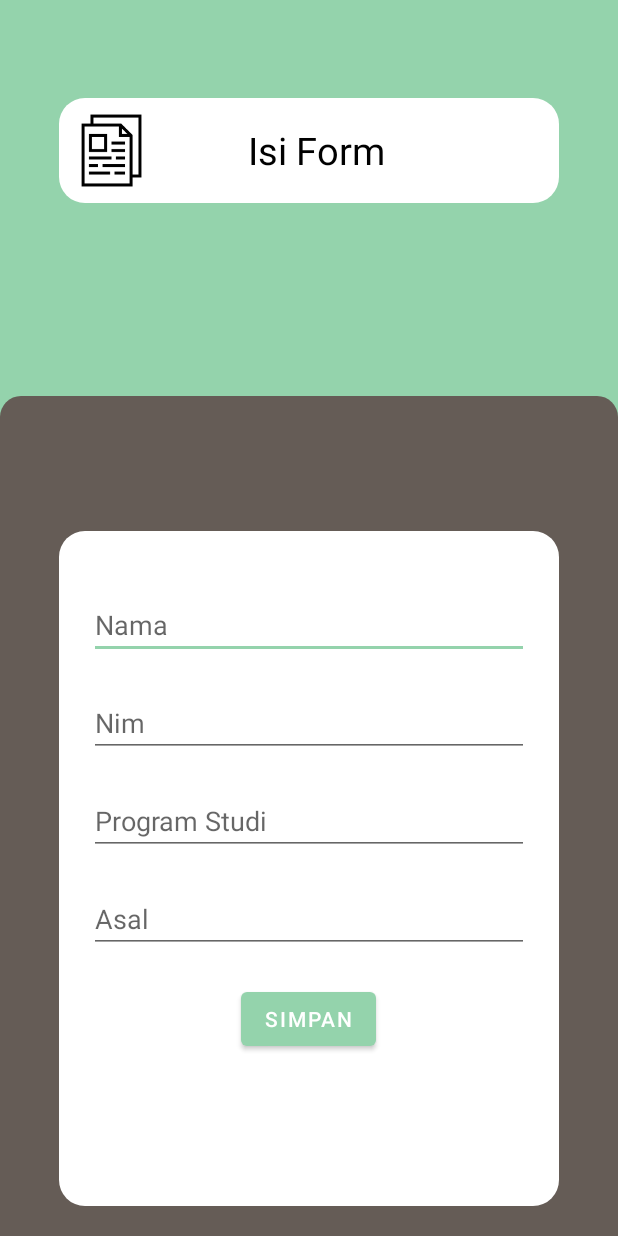
After one commit to rsdiz/tugasintent, an Android app: the activity_form screen opened directly, with no data from a screen before it, on a phone screen of 412 x 824 dp. The commit adds this screen. Run offline under Robolectric (Android 15) with nearby library versions, the phone set to English and light mode, and no system bars.

Commit message:
Membuat Activity Form
Signed-off-by: Taufik Ismail <taufik21.ismail.3@gmail.com>

```diff
--- a/app/src/main/AndroidManifest.xml
+++ b/app/src/main/AndroidManifest.xml
@@ -9,6 +9,7 @@
         android:roundIcon="@mipmap/ic_launcher_round"
         android:supportsRtl="true"
         android:theme="@style/Theme.Tugasintent">
+        <activity android:name=".activity_form"></activity>
         <activity android:name=".MainActivity">
             <intent-filter>
                 <action android:name="android.intent.action.MAIN" />
--- /dev/null
+++ b/app/src/main/java/com/example/tugasintent/activity_form.kt
@@ -0,0 +1,48 @@
+package com.example.tugasintent
+
+import android.content.Intent
+import android.os.Bundle
+import android.widget.Button
+import android.widget.EditText
+import android.widget.Toast
+import androidx.appcompat.app.AppCompatActivity
+
+class activity_form : AppCompatActivity() {
+    private lateinit var etNama:EditText
+    private lateinit var etNim:EditText
+    private lateinit var etProdi:EditText
+    private lateinit var etAsal:EditText
+    private lateinit var btnSimpan:Button
+
+    override fun onCreate(savedInstanceState: Bundle?) {
+        super.onCreate(savedInstanceState)
+        setContentView(R.layout.activity_form)
+
+        //INISIALISASI
+        etNama = findViewById(R.id.et_nama)
+        etNim = findViewById(R.id.et_nim)
+        etProdi = findViewById(R.id.et_prodi)
+        etAsal = findViewById(R.id.et_asal)
+        btnSimpan = findViewById(R.id.btn_simpan)
+
+        //AKSI KETIKA BUTTON DI KLIK
+        btnSimpan.setOnClickListener {
+            //CEK EDIT TEXT KOSONG ATAU TIDAK
+            if (
+                    etNama.text.isNullOrBlank()
+                    or etNim.text.isNullOrBlank()
+                    or etProdi.text.isNullOrBlank()
+                    or etAsal.text.isNullOrBlank()
+            ) {
+                Toast.makeText(this, "DATA BELUM LENGKAP", Toast.LENGTH_SHORT).show()
+            } else {
+                intent = Intent(this, Dataform::class.java)
+                intent.putExtra("Nama", etNama.text)
+                intent.putExtra("NIM", etNim.text)
+                intent.putExtra("Programstudi", etProdi.text)
+                intent.putExtra("Asal", etAsal.text)
+                startActivity(intent)
+            }
+        }
+    }
+}
--- /dev/null
+++ b/app/src/main/res/layout/activity_form.xml
@@ -0,0 +1,94 @@
+<?xml version="1.0" encoding="utf-8"?>
+<androidx.constraintlayout.widget.ConstraintLayout xmlns:android="http://schemas.android.com/apk/res/android"
+    xmlns:app="http://schemas.android.com/apk/res-auto"
+    xmlns:tools="http://schemas.android.com/tools"
+    android:layout_width="match_parent"
+    android:layout_height="match_parent"
+    android:background="@color/bg_dasar"
+    tools:context=".activity_form">
+
+    <View
+        android:id="@+id/view2"
+        android:layout_width="match_parent"
+        android:layout_height="560dp"
+        android:background="@drawable/bg_coklat"
+        app:layout_constraintBottom_toBottomOf="parent"
+        tools:layout_editor_absoluteX="162dp" />
+
+    <LinearLayout
+        android:id="@+id/linearLayout2"
+        android:layout_width="333dp"
+        android:layout_height="70dp"
+        android:layout_marginTop="65dp"
+        android:background="@drawable/box_white"
+        app:layout_constraintEnd_toEndOf="parent"
+        app:layout_constraintStart_toStartOf="parent"
+        app:layout_constraintTop_toTopOf="parent">
+
+        <ImageView
+            android:layout_width="wrap_content"
+            android:layout_height="wrap_content"
+            android:layout_gravity="center"
+            android:layout_marginLeft="10dp"
+            android:background="@drawable/icon_form"/>
+
+        <TextView
+            android:layout_width="match_parent"
+            android:layout_height="match_parent"
+            android:layout_marginRight="50dp"
+            android:gravity="center"
+            android:text="@string/isi_form"
+            android:textColor="@color/black"
+            android:textSize="25sp"/>
+
+    </LinearLayout>
+
+    <LinearLayout
+        android:layout_width="333dp"
+        android:layout_height="450dp"
+        android:layout_marginBottom="20dp"
+        android:background="@drawable/box_white"
+        android:orientation="vertical"
+        android:padding="20dp"
+        app:layout_constraintBottom_toBottomOf="parent"
+        app:layout_constraintEnd_toEndOf="parent"
+        app:layout_constraintStart_toStartOf="parent">
+
+        <EditText
+            android:id="@+id/et_nama"
+            android:layout_width="match_parent"
+            android:layout_height="wrap_content"
+            android:layout_marginTop="20dp"
+            android:hint="Nama" />
+
+        <EditText
+            android:id="@+id/et_nim"
+            android:layout_width="match_parent"
+            android:layout_height="wrap_content"
+            android:layout_marginTop="20dp"
+            android:hint="Nim" />
+
+        <EditText
+            android:id="@+id/et_prodi"
+            android:layout_width="match_parent"
+            android:layout_height="wrap_content"
+            android:layout_marginTop="20dp"
+            android:hint="Program Studi"/>
+
+        <EditText
+            android:id="@+id/et_asal"
+            android:layout_width="match_parent"
+            android:layout_height="wrap_content"
+            android:layout_marginTop="20dp"
+            android:hint="Asal"/>
+
+        <Button
+            android:id="@+id/btn_simpan"
+            android:layout_width="wrap_content"
+            android:layout_height="wrap_content"
+            android:layout_gravity="center"
+            android:layout_marginTop="20dp"
+            android:text="SIMPAN"/>
+    </LinearLayout>
+
+</androidx.constraintlayout.widget.ConstraintLayout>
--- a/app/src/main/res/values/colors.xml
+++ b/app/src/main/res/values/colors.xml
@@ -8,4 +8,5 @@
     <color name="black">#FF000000</color>
     <color name="white">#FFFFFFFF</color>
     <color name="bg_dasar">#94D3AC</color>
+    <color name="bg_coklat">#655C56</color>
 </resources>
--- a/app/src/main/res/values/strings.xml
+++ b/app/src/main/res/values/strings.xml
@@ -1,3 +1,5 @@
 <resources>
     <string name="app_name">tugasintent</string>
+    <string name="penjelasan">Penjelasan</string>
+    <string name="isi_form">Isi Form</string>
 </resources>
```
Also changed, not shown: app/src/main/res/drawable-hdpi/icon_form.png (added), app/src/main/res/drawable-ldpi/icon_form.png (added), app/src/main/res/drawable-mdpi/icon_form.png (added), app/src/main/res/drawable-xhdpi/icon_form.png (added), app/src/main/res/drawable-xxhdpi/icon_form.png (added), app/src/main/res/drawable-xxxhdpi/icon_form.png (added).
